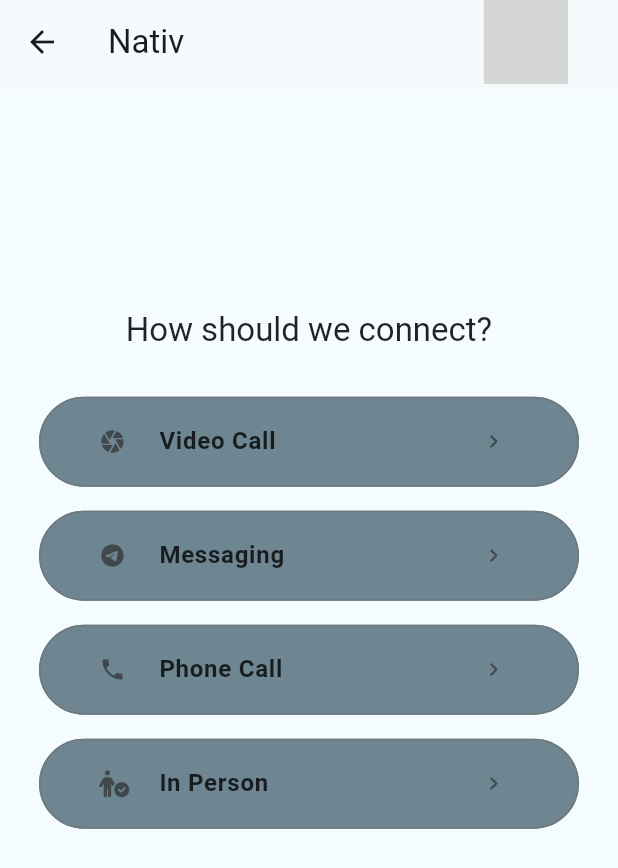
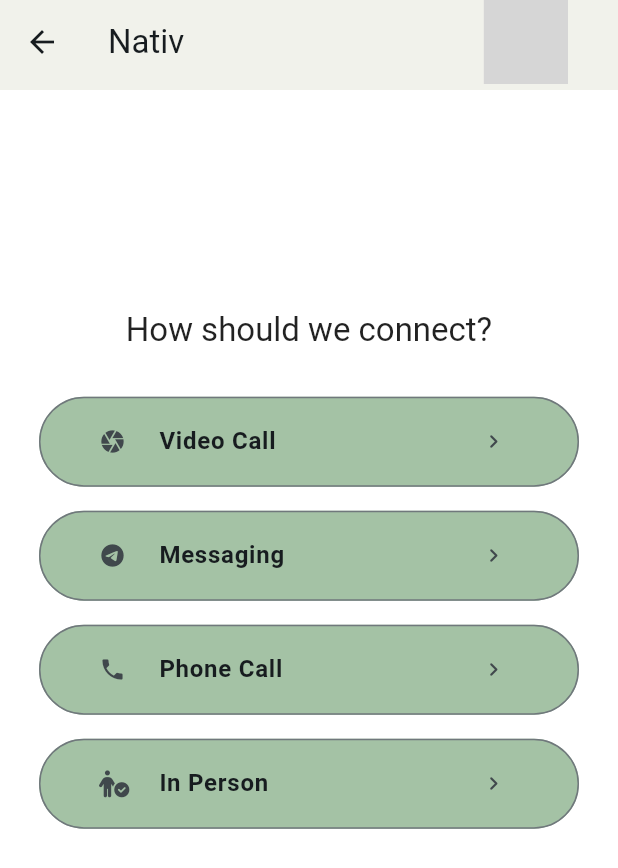
Before and after one commit to flutterWithChris/nativ, a Flutter app: the ConnectPage screen opened directly, on a phone screen of 412 x 824 dp. Shown: the top 868 px of the screen. Run offline on Flutter 3.47's test engine with Material 2 defaults, Android fonts, the phone set to English and light mode, and no system bars; our stand-ins replace bloc, cloud_firestore, equatable, firebase_auth, firebase_core, firebase_storage and 18 more; missing offline and left inert: day_night_switcher, flow_builder, flutter_map_location_marker, flutterfire_ui; accounts and stored records are empty; generated files the repository leaves out were written again; Roboto replaces fonts that are missing (Lekton); grey boxes are pictures that could not be loaded.

Commit message:
Styling Adjustments

```diff
--- a/lib/main.dart
+++ b/lib/main.dart
@@ -20,7 +20,8 @@ import 'package:nativ/data/repositories/geolocation/geolocation_repository.dart'
 import 'package:nativ/data/repositories/storage/storage_repository.dart';
 import 'package:nativ/data/routes/routes.dart';
 import 'package:nativ/firebase_options.dart';
-import 'package:nativ/view/pages/profile_menu.dart';
+import 'package:nativ/view/pages/profile/profile_menu.dart';
+
 import 'package:nativ/view/pages/settings_menu.dart';
 import 'package:nativ/view/widgets/bottom_nav_bar.dart';
 import 'package:nativ/view/widgets/location_searchbar.dart';
@@ -265,38 +266,6 @@ class _MainAppBarState extends State<MainAppBar> {
   Widget build(BuildContext context) {
     return BlocBuilder<BottomNavBarCubit, BottomNavBarState>(
       builder: (context, state) {
-        if (state.bottomNavBarItem == BottomNavBarItem.profile) {
-          return AppBar(
-              actions: const [
-                Padding(
-                  padding: EdgeInsets.only(right: 24.0),
-                  child: SizedBox(
-                      width: 75,
-                      child: FittedBox(
-                          child:
-                              Opacity(opacity: 0.8, child: ThemeSwitcher()))),
-                ),
-              ],
-              title: PopupMenuButton(
-                position: PopupMenuPosition.under,
-                child: Wrap(
-                  spacing: 5,
-                  crossAxisAlignment: WrapCrossAlignment.center,
-                  children: const [
-                    Text('thor_oak'),
-                    Icon(Icons.keyboard_arrow_down),
-                  ],
-                ),
-                itemBuilder: (context) {
-                  List<PopupMenuItem> menuItems = [
-                    const PopupMenuItem(child: Text("thor_in (traveler)")),
-                  ];
-                  return menuItems;
-                },
-              )
-              //  backgroundColor: Colors.white,
-              );
-        }
         return AppBar(
           actions: const [
             Padding(
--- a/lib/view/pages/main.dart
+++ b/lib/view/pages/main.dart
@@ -15,7 +15,8 @@ import 'package:nativ/data/repositories/auth_repository.dart';
 import 'package:nativ/data/repositories/geolocation/geolocation_repository.dart';
 import 'package:nativ/data/routes/routes.dart';
 import 'package:nativ/firebase_options.dart';
-import 'package:nativ/view/pages/profile_menu.dart';
+import 'package:nativ/view/pages/profile/profile_menu.dart';
+
 import 'package:nativ/view/pages/settings_menu.dart';
 import 'package:nativ/view/screens/splash_screen.dart';
 import 'package:nativ/view/widgets/bottom_nav_bar.dart';
--- a/lib/view/pages/connect_page.dart
+++ b/lib/view/pages/profile/connect_page.dart
@@ -1,10 +1,9 @@
 import 'package:flutter/material.dart';
 import 'package:flutter_bloc/flutter_bloc.dart';
 import 'package:font_awesome_flutter/font_awesome_flutter.dart';
-import 'package:get/get.dart';
 import 'package:nativ/bloc/profile/profile_bloc.dart';
 import 'package:nativ/main.dart';
-import 'package:nativ/view/screens/chat_screen.dart';
+import 'package:nativ/view/screens/chat/chat_screen.dart';
 
 class ConnectPage extends StatelessWidget {
   const ConnectPage({Key? key}) : super(key: key);
--- a/lib/view/pages/settings_menu.dart
+++ b/lib/view/pages/settings_menu.dart
@@ -83,7 +83,6 @@ class SettingsMenuItem extends StatelessWidget {
         mainAxisAlignment: MainAxisAlignment.center,
         children: [
           ListTile(
-            style: Theme.of(context).listTileTheme.style,
             minVerticalPadding: 25,
             leading: SizedBox(
               height: 42,
--- a/lib/view/screens/signup/signup_form.dart
+++ b/lib/view/screens/signup/signup_form.dart
@@ -2,7 +2,7 @@ import 'package:flutter/material.dart';
 import 'package:flutter_bloc/flutter_bloc.dart';
 import 'package:nativ/bloc/onboarding/onboarding_bloc.dart';
 import 'package:nativ/bloc/signup/signup_cubit.dart';
-import 'package:nativ/view/pages/profile_setup.dart';
+import 'package:nativ/view/pages/profile/profile_setup.dart';
 import 'package:nativ/view/screens/signup/basic_info.dart';
 import 'package:nativ/view/screens/signup/set_location.dart';
 import 'package:nativ/view/screens/signup/user_type.dart';
--- a/lib/view/themes/app_themes.dart
+++ b/lib/view/themes/app_themes.dart
@@ -9,9 +9,11 @@ enum AppTheme {
 
 final appThemeData = {
   AppTheme.Light: ThemeData(
-    scaffoldBackgroundColor: const Color(0xffF5FCFF),
+    scaffoldBackgroundColor: Colors.white,
     primaryTextTheme: const TextTheme(),
     iconTheme: const IconThemeData(color: Color(0xff6E8691)),
+    appBarTheme: const AppBarTheme(backgroundColor: Color(0xFFF1F2EB)),
+    outlinedButtonTheme: const OutlinedButtonThemeData(style: ButtonStyle()),
     inputDecorationTheme: InputDecorationTheme(
       filled: true,
       fillColor: Colors.white70,
@@ -29,18 +31,21 @@ final appThemeData = {
     listTileTheme: const ListTileThemeData(),
     elevatedButtonTheme: ElevatedButtonThemeData(
       style: ElevatedButton.styleFrom(
-        primary: const Color(0xff6E8691),
-        onPrimary: Colors.white,
+        primary: const Color(0xffA4C2A5),
+        onPrimary: Colors.white70,
         textStyle: TextStyle(
             fontSize: 16,
             fontWeight: FontWeight.bold,
-            color: Colors.white,
+            //color: Colors.white,
             fontFamily: GoogleFonts.lekton().fontFamily),
         // fixedSize: const Size(200, 35),
       ),
     ),
   ),
   AppTheme.Dark: ThemeData(
+    outlinedButtonTheme: const OutlinedButtonThemeData(
+        style: ButtonStyle(
+            foregroundColor: MaterialStatePropertyAll(Colors.white))),
     listTileTheme:
         const ListTileThemeData(iconColor: Colors.white, enableFeedback: true),
     iconTheme: const IconThemeData(color: Colors.white),
--- a/lib/view/widgets/bottom_nav_bar.dart
+++ b/lib/view/widgets/bottom_nav_bar.dart
@@ -2,6 +2,7 @@ import 'package:flutter/material.dart';
 import 'package:flutter_bloc/flutter_bloc.dart';
 import 'package:font_awesome_flutter/font_awesome_flutter.dart';
 import 'package:nativ/bloc/bottom_nav_bar/bottom_nav_bar_cubit.dart';
+import 'package:nativ/bloc/settings/preferences.dart';
 import 'package:nativ/bloc/settings/theme/bloc/theme_bloc.dart';
 
 class BottomNavBar extends StatefulWidget {
@@ -33,7 +34,7 @@ class _BottomNavBarState extends State<BottomNavBar> {
     return BlocBuilder<ThemeBloc, ThemeState>(
       buildWhen: (previous, current) => previous.themeData != current.themeData,
       builder: (context, state) {
-        if (state.themeData == ThemeData.light()) {
+        if (SharedPrefs().getThemeIndex == 0) {
           return NavigationBarTheme(
               data: NavigationBarThemeData(
                   labelBehavior:
@@ -45,7 +46,7 @@ class _BottomNavBarState extends State<BottomNavBar> {
               child: NavigationBar(
                 animationDuration:
                     const Duration(seconds: 1, milliseconds: 618),
-                backgroundColor: const Color(0xff515A5E).withAlpha(255),
+                backgroundColor: const Color(0xFFD8DAD3),
                 destinations: menuItemList,
                 selectedIndex: widget.index,
                 onDestinationSelected: (index) {
```
Also changed, not shown: lib/view/pages/profile/profile_menu.dart (renamed from lib/view/pages/profile_menu.dart, +50 -70 lines), lib/view/widgets/main_map.dart (+17 -11 lines), lib/view/pages/profile/profile_setup.dart (renamed from lib/view/pages/profile_setup.dart), lib/view/screens/chat/chat_screen.dart (renamed from lib/view/screens/chat_screen.dart).
